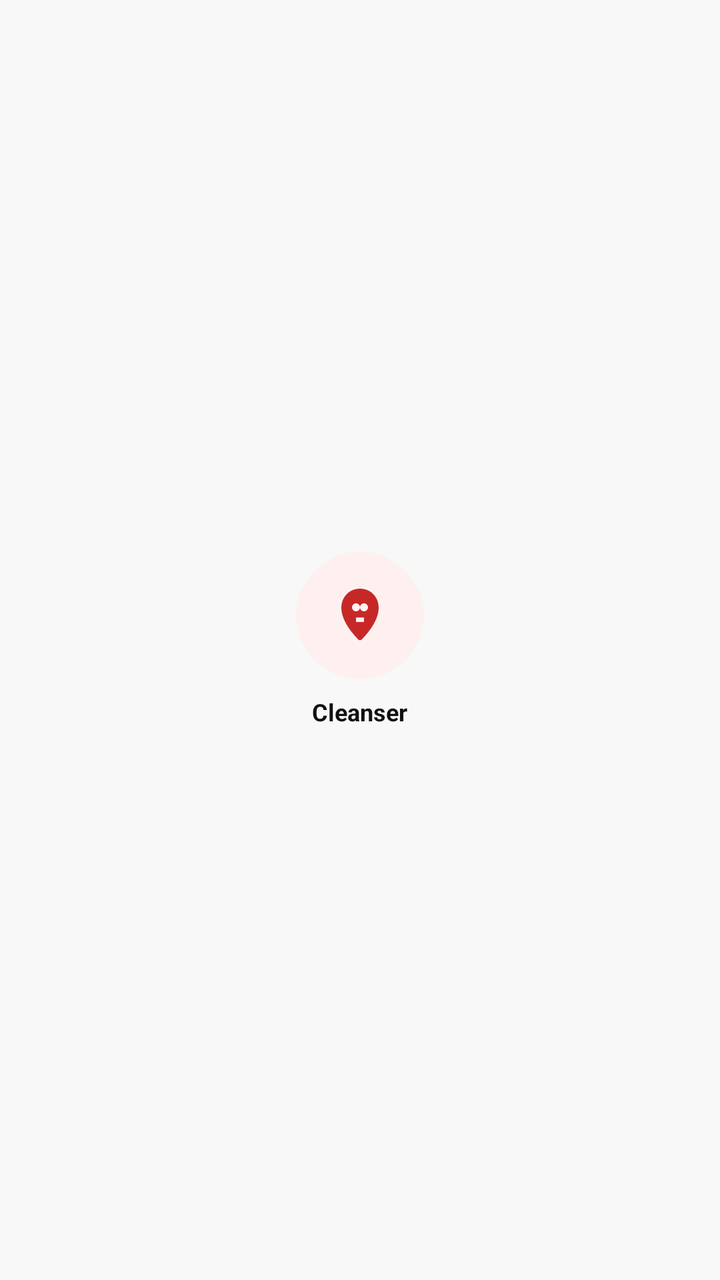
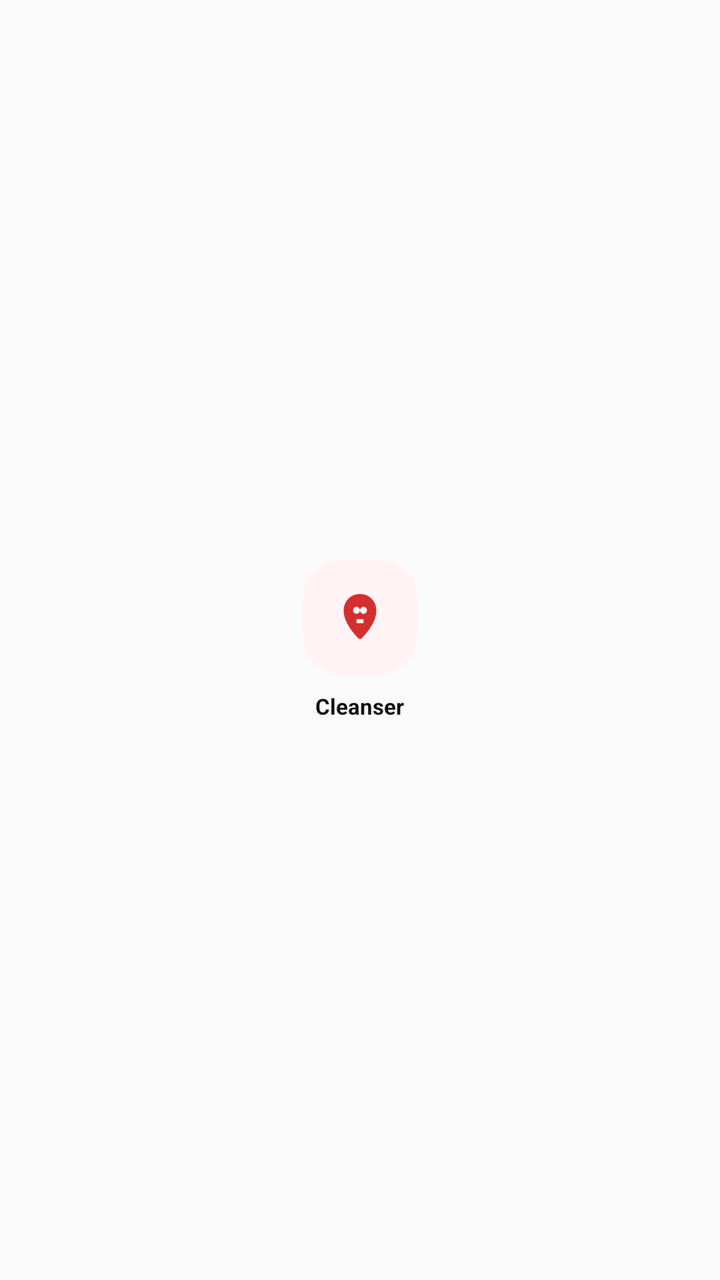

The first picture is an Android layout as it rendered before a commit; the second is the same layout after the commit. The layout source and the unified diff follow.
<!-- AndroidManifest.xml: application theme Theme.TirTirMCommerce -->
<!-- res/layout/item_category.xml -->
<?xml version="1.0" encoding="utf-8"?>
<LinearLayout xmlns:android="http://schemas.android.com/apk/res/android"
    xmlns:app="http://schemas.android.com/apk/res-auto"
    android:layout_width="wrap_content"
    android:layout_height="wrap_content"
    android:orientation="vertical"
    android:gravity="center"
    android:layout_marginEnd="16dp">

    <com.google.android.material.card.MaterialCardView
        android:layout_width="64dp"
        android:layout_height="64dp"
        app:cardCornerRadius="32dp"
        app:cardElevation="0dp"
        app:cardBackgroundColor="#FFF0F0"
        app:strokeWidth="0dp"
        android:layout_marginBottom="8dp">

        <ImageView
            android:id="@+id/ivCategoryIcon"
            android:layout_width="32dp"
            android:layout_height="32dp"
            android:layout_gravity="center"
            android:src="@drawable/ic_skin"
            app:tint="@color/tirtir_red_primary" />

    </com.google.android.material.card.MaterialCardView>

    <TextView
        android:id="@+id/tvCategoryName"
        android:layout_width="wrap_content"
        android:layout_height="wrap_content"
        android:text="Cleanser"
        android:textSize="12sp"
        android:textStyle="bold"
        android:textColor="@color/tirtir_black"
        android:gravity="center" />

</LinearLayout>
<!-- resources referenced by this layout -->
<resources>
  <color name="tirtir_black">#111111</color>
  <color name="tirtir_red_primary">#C62828</color>
  <!-- drawable ic_skin (drawable) -->
  <vector xmlns:android="http://schemas.android.com/apk/res/android"
      android:width="24dp"
      android:height="24dp"
      android:viewportWidth="24"
      android:viewportHeight="24"
      android:tint="?attr/colorControlNormal">
      <path
          android:fillColor="#FF000000"
          android:pathData="M12,2C8,2 5,5.1 5,9.2c0,5.3 5.2,10.7 6.4,11.9 0.3,0.3 0.9,0.3 1.2,0C13.8,19.9 19,14.5 19,9.2C19,5.1 16,2 12,2zM9,9c0,-0.8 0.7,-1.5 1.5,-1.5S12,8.2 12,9s-0.7,1.5 -1.5,1.5S9,9.8 9,9zM13.5,14.5h-3v-1.7h3v1.7zM13.5,10.5C12.7,10.5 12,9.8 12,9s0.7,-1.5 1.5,-1.5S15,8.2 15,9s-0.7,1.5 -1.5,1.5z" />
  </vector>
  <style name="Theme.TirTirMCommerce" parent="Base.Theme.TirTirMCommerce" />
  <style name="Base.Theme.TirTirMCommerce" parent="Theme.Material3.DayNight.NoActionBar">
          
          <item name="colorPrimary">@color/tirtir_red_primary</item>
          <item name="colorPrimaryDark">@color/tirtir_red_dark</item>
          <item name="colorPrimaryContainer">@color/tirtir_red_surface</item>
  
          
          <item name="colorOnPrimary">@color/tirtir_white</item>
          <item name="colorOnPrimaryContainer">@color/tirtir_red_primary</item>
  
          
          <item name="colorSecondary">@color/tirtir_black</item>
          <item name="colorOnSecondary">@color/tirtir_white</item>
  
          
          <item name="colorSurface">@color/tirtir_white</item>
          <item name="colorOnSurface">@color/tirtir_black</item>
          <item name="colorSurfaceVariant">@color/tirtir_off_white</item>
  
          
          <item name="android:windowBackground">@color/tirtir_off_white</item>
          <item name="android:statusBarColor">@color/tirtir_white</item>
          <item name="android:windowLightStatusBar">true</item>
  
          
          <item name="colorError">@color/tirtir_error</item>
      </style>
  <color name="tirtir_red_dark">#8E0000</color>
  <color name="tirtir_red_surface">#FFEBEE</color>
  <color name="tirtir_white">#FFFFFF</color>
  <color name="tirtir_off_white">#F8F8F8</color>
  <color name="tirtir_error">#D32F2F</color>
</resources>

<!-- the commit's change to res/layout/item_category.xml (unified diff, before → after) -->
@@ -5,21 +5,21 @@
     android:layout_height="wrap_content"
     android:orientation="vertical"
     android:gravity="center"
-    android:layout_marginEnd="16dp">
+    android:layout_marginEnd="20dp">
 
     <com.google.android.material.card.MaterialCardView
-        android:layout_width="64dp"
-        android:layout_height="64dp"
-        app:cardCornerRadius="32dp"
+        android:layout_width="58dp"
+        android:layout_height="58dp"
+        app:cardCornerRadius="20dp"
         app:cardElevation="0dp"
-        app:cardBackgroundColor="#FFF0F0"
+        app:cardBackgroundColor="@color/tirtir_red_surface"
         app:strokeWidth="0dp"
         android:layout_marginBottom="8dp">
 
         <ImageView
             android:id="@+id/ivCategoryIcon"
-            android:layout_width="32dp"
-            android:layout_height="32dp"
+            android:layout_width="28dp"
+            android:layout_height="28dp"
             android:layout_gravity="center"
             android:src="@drawable/ic_skin"
             app:tint="@color/tirtir_red_primary" />
@@ -31,7 +31,7 @@
         android:layout_width="wrap_content"
         android:layout_height="wrap_content"
         android:text="Cleanser"
-        android:textSize="12sp"
+        android:textSize="11sp"
         android:textStyle="bold"
         android:textColor="@color/tirtir_black"
         android:gravity="center" />
<!-- resource entries referenced after the edit -->
@@ -1,7 +1,7 @@
 <!-- resources referenced by this layout -->
 <resources>
   <color name="tirtir_black">#111111</color>
-  <color name="tirtir_red_primary">#C62828</color>
+  <color name="tirtir_red_primary">#D32F2F</color>
   <!-- drawable ic_skin (drawable) -->
   <vector xmlns:android="http://schemas.android.com/apk/res/android"
       android:width="24dp"
@@ -27,6 +27,8 @@
           
           <item name="colorSecondary">@color/tirtir_black</item>
           <item name="colorOnSecondary">@color/tirtir_white</item>
+          <item name="colorSecondaryContainer">@color/tirtir_red_surface</item>
+          <item name="colorOnSecondaryContainer">@color/tirtir_red_primary</item>
   
           
           <item name="colorSurface">@color/tirtir_white</item>
@@ -41,10 +43,10 @@
           
           <item name="colorError">@color/tirtir_error</item>
       </style>
-  <color name="tirtir_red_dark">#8E0000</color>
-  <color name="tirtir_red_surface">#FFEBEE</color>
+  <color name="tirtir_red_dark">#8B1116</color>
+  <color name="tirtir_red_surface">#FFF4F3</color>
   <color name="tirtir_white">#FFFFFF</color>
-  <color name="tirtir_off_white">#F8F8F8</color>
+  <color name="tirtir_off_white">#FAFAFA</color>
   <color name="tirtir_error">#D32F2F</color>
 </resources>
 
